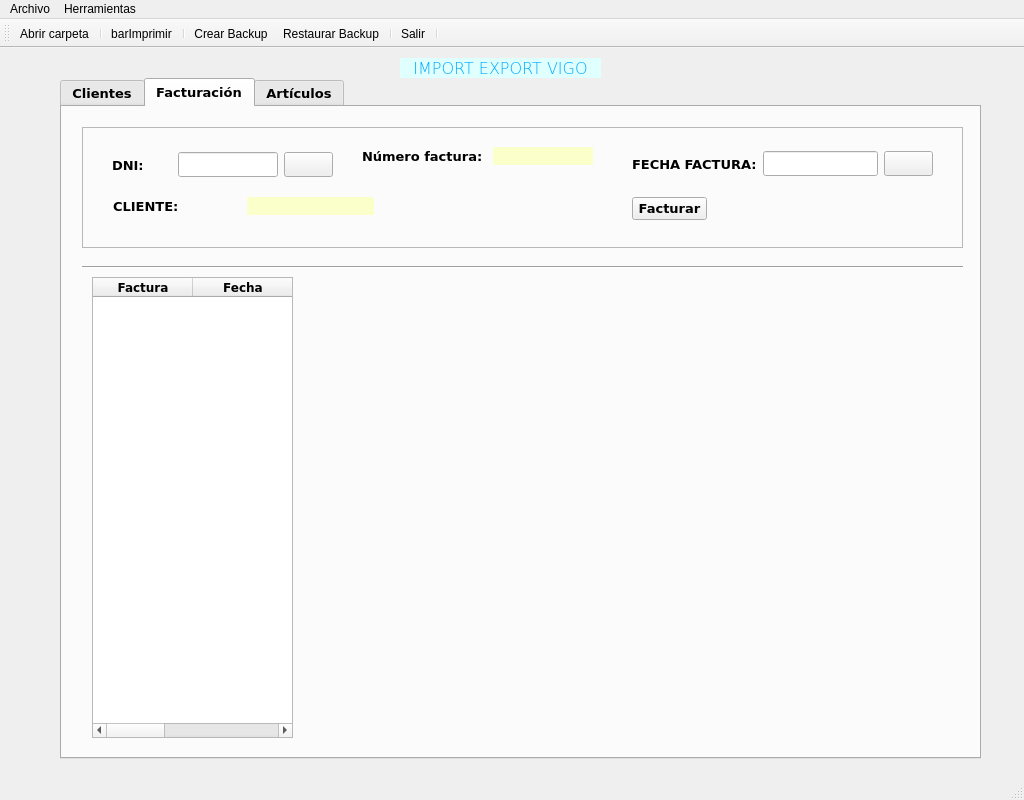
Qt form window.ui (beafaro/farocarrera) before a commit.
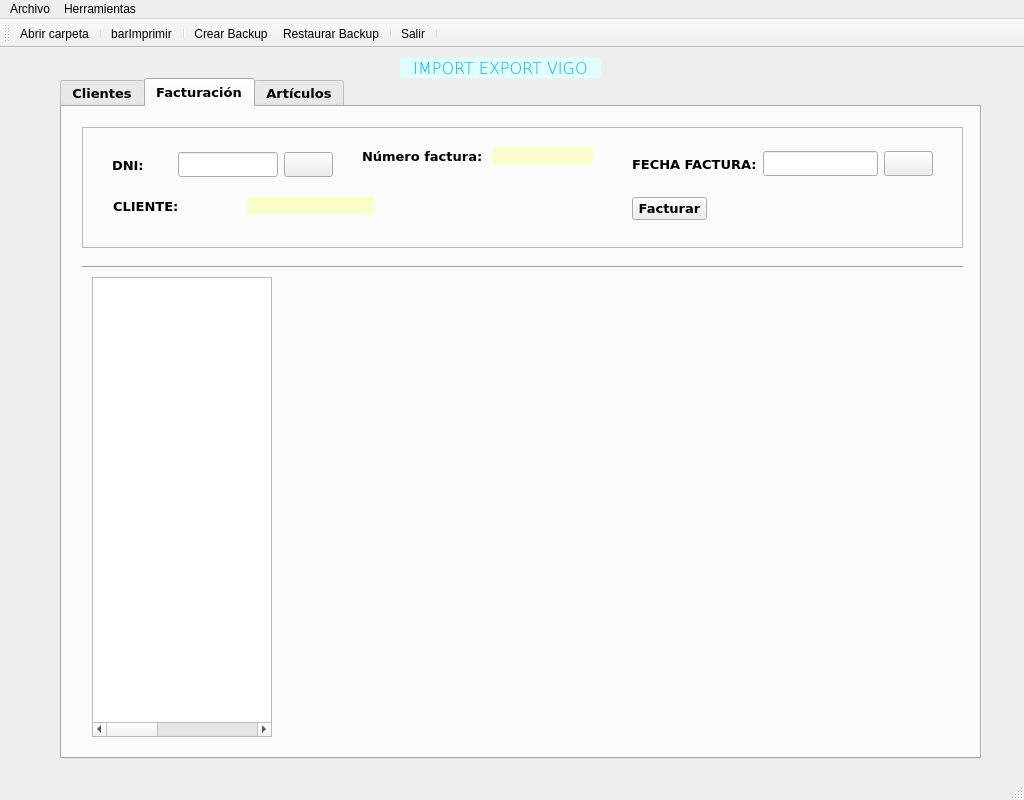
The same form after that commit. Icons and pictures are not drawn.

Diff of the .ui file:
```diff
--- a/window.ui
+++ b/window.ui
@@ -1275,10 +1275,22 @@
        <rect>
         <x>30</x>
         <y>170</y>
-        <width>201</width>
-        <height>461</height>
+        <width>180</width>
+        <height>460</height>
        </rect>
       </property>
+      <property name="minimumSize">
+       <size>
+        <width>180</width>
+        <height>450</height>
+       </size>
+      </property>
+      <property name="maximumSize">
+       <size>
+        <width>180</width>
+        <height>460</height>
+       </size>
+      </property>
       <property name="sizeAdjustPolicy">
        <enum>QAbstractScrollArea::AdjustToContents</enum>
       </property>
@@ -1288,6 +1300,12 @@
       <property name="columnCount">
        <number>3</number>
       </property>
+      <attribute name="horizontalHeaderVisible">
+       <bool>false</bool>
+      </attribute>
+      <attribute name="verticalHeaderVisible">
+       <bool>false</bool>
+      </attribute>
       <column>
        <property name="text">
         <string>Factura</string>
@@ -1295,10 +1313,14 @@
        <property name="font">
         <font>
          <family>Verdana</family>
+         <pointsize>7</pointsize>
          <weight>75</weight>
          <bold>true</bold>
         </font>
        </property>
+       <property name="textAlignment">
+        <set>AlignCenter</set>
+       </property>
       </column>
       <column>
        <property name="text">
@@ -1307,10 +1329,14 @@
        <property name="font">
         <font>
          <family>Verdana</family>
+         <pointsize>7</pointsize>
          <weight>75</weight>
          <bold>true</bold>
         </font>
        </property>
+       <property name="textAlignment">
+        <set>AlignCenter</set>
+       </property>
       </column>
       <column/>
      </widget>
```
Left out of the diff: 3 changed lines with no effect on the pictures.
